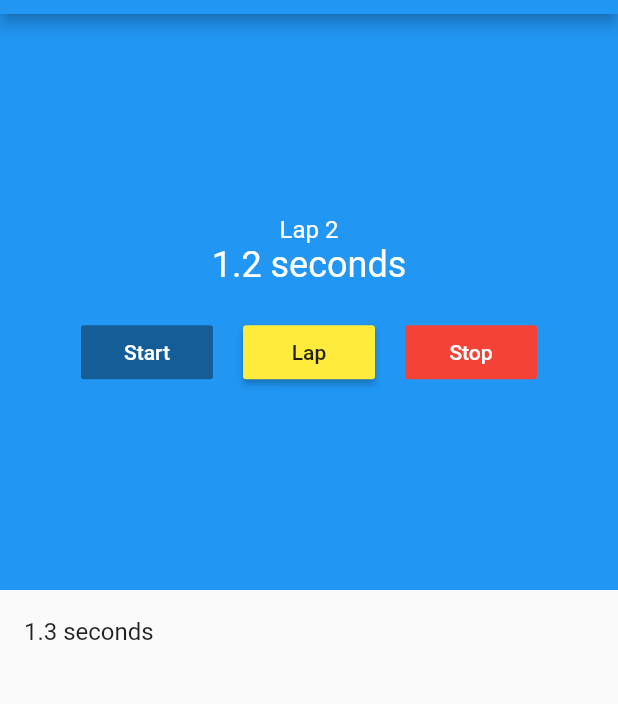
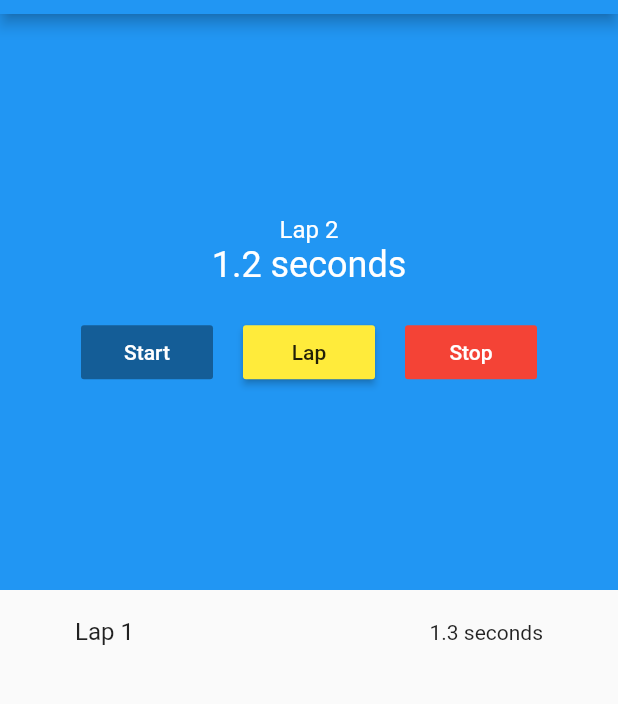
Before and after one commit to PacktPublishing/Flutter-Cookbook, a Flutter app: the screen it shows after launch, after a tap on "Start", after a tap on "Lap", on a phone screen of 412 x 824 dp, the part 70-774 px from its top. Run offline on Flutter 3.47's test engine with Material 2 defaults, Android fonts, the phone set to English and light mode, and no system bars.

```diff
--- a/04_Interactivity_and_State/stopwatch/lib/stopwatch.dart
+++ b/04_Interactivity_and_State/stopwatch/lib/stopwatch.dart
@@ -13,6 +13,8 @@ class StopWatchState extends State<StopWatch> {
   Timer timer;
 
   final laps = <int>[];
+  final itemHeight = 60.0;
+  final scrollController = ScrollController();
 
   void _onTick(Timer time) {
     setState(() {
@@ -89,14 +91,20 @@ class StopWatchState extends State<StopWatch> {
   }
 
   Widget _buildLapDisplay() {
-    return ListView(
-      physics: BouncingScrollPhysics(),
-      children: [
-        for (int milliseconds in laps)
-          ListTile(
-            title: Text(_secondsText(milliseconds)),
-          )
-      ],
+    return Scrollbar(
+      child: ListView.builder(
+        controller: scrollController,
+        itemCount: laps.length,
+        itemExtent: itemHeight,
+        itemBuilder: (context, index) {
+          final milliseconds = laps[index];
+          return ListTile(
+            contentPadding: EdgeInsets.symmetric(horizontal: 50),
+            title: Text('Lap ${index + 1}'),
+            trailing: Text(_secondsText(milliseconds)),
+          );
+        },
+      ),
     );
   }
 
@@ -122,6 +130,12 @@ class StopWatchState extends State<StopWatch> {
       laps.add(milliseconds);
       milliseconds = 0;
     });
+
+    scrollController.animateTo(
+      itemHeight * laps.length,
+      duration: Duration(milliseconds: 500),
+      curve: Curves.easeIn,
+    );
   }
 
   String _secondsText(int milliseconds) {
```
